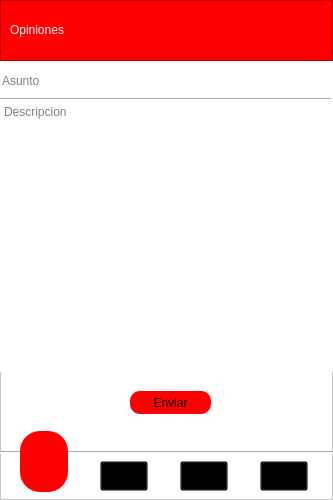
The window that app/Vista/gui/VentanaOpiniones.ui (juanhoyos06/appGym) describes before a commit, drawn with Qt 5.
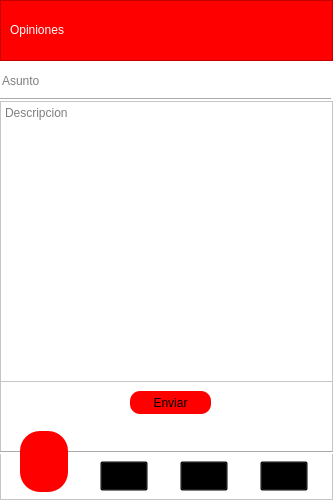
The same window after the commit. Icons and pictures are not drawn.

What changed in the file:
```diff
--- a/app/Vista/gui/VentanaOpiniones.ui
+++ b/app/Vista/gui/VentanaOpiniones.ui
@@ -318,34 +318,6 @@
      <string>Asunto</string>
     </property>
    </widget>
-   <widget class="QPlainTextEdit" name="plainTextEdit_descripcion">
-    <property name="geometry">
-     <rect>
-      <x>0</x>
-      <y>40</y>
-      <width>333</width>
-      <height>271</height>
-     </rect>
-    </property>
-    <property name="minimumSize">
-     <size>
-      <width>333</width>
-      <height>0</height>
-     </size>
-    </property>
-    <property name="cursor" stdset="0">
-     <cursorShape>IBeamCursor</cursorShape>
-    </property>
-    <property name="styleSheet">
-     <string notr="true">border:None;</string>
-    </property>
-    <property name="documentTitle">
-     <string/>
-    </property>
-    <property name="placeholderText">
-     <string>Descripcion</string>
-    </property>
-   </widget>
    <widget class="Line" name="line_2">
     <property name="geometry">
      <rect>
@@ -400,15 +372,25 @@
      <string>Enviar</string>
     </property>
    </widget>
-   <zorder>plainTextEdit_descripcion</zorder>
-   <zorder>line</zorder>
-   <zorder>tbutton_usuario</zorder>
-   <zorder>tbutton_noticias</zorder>
-   <zorder>tbutton_reserva</zorder>
-   <zorder>tbutton_opinion</zorder>
-   <zorder>lineedit_asunto</zorder>
-   <zorder>line_2</zorder>
-   <zorder>pushButton</zorder>
+   <widget class="QTextEdit" name="textedit_descripcion">
+    <property name="geometry">
+     <rect>
+      <x>0</x>
+      <y>40</y>
+      <width>333</width>
+      <height>281</height>
+     </rect>
+    </property>
+    <property name="minimumSize">
+     <size>
+      <width>333</width>
+      <height>271</height>
+     </size>
+    </property>
+    <property name="placeholderText">
+     <string>Descripcion</string>
+    </property>
+   </widget>
   </widget>
   <zorder>frame_2</zorder>
   <zorder>frame</zorder>
```
